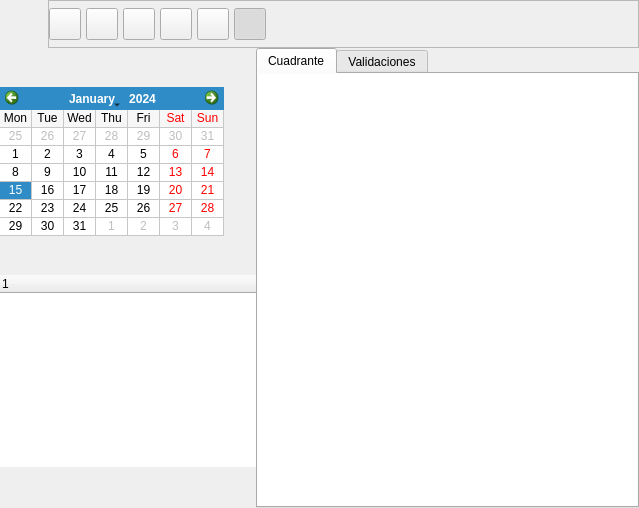
Above: bulmages/bulmafact/plugins/plugincuadrante/cuadrantediariobase.ui from eboladev/Bulmages-1 before the change. Below: the same form after it.
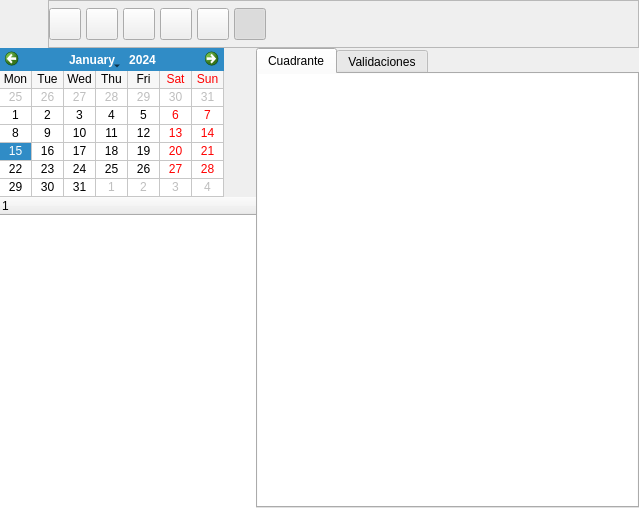
That is the form after the change. The open tabs and pages were chosen to show the change. Icons and pictures are not drawn. Custom widgets are drawn as their Qt base class.

Patch:
```diff
--- a/bulmages/bulmafact/plugins/plugincuadrante/cuadrantediariobase.ui
+++ b/bulmages/bulmafact/plugins/plugincuadrante/cuadrantediariobase.ui
@@ -20,7 +20,19 @@
    <property name="margin" >
     <number>0</number>
    </property>
-   <property name="spacing" >
+   <property name="topMargin" >
+    <number>0</number>
+   </property>
+   <property name="rightMargin" >
+    <number>0</number>
+   </property>
+   <property name="bottomMargin" >
+    <number>0</number>
+   </property>
+   <property name="horizontalSpacing" >
+    <number>0</number>
+   </property>
+   <property name="verticalSpacing" >
     <number>0</number>
    </property>
    <item row="1" column="1" >
@@ -80,9 +92,7 @@
    <item row="1" column="0" >
     <widget class="QFrame" name="frame_2" >
      <property name="sizePolicy" >
-      <sizepolicy>
-       <hsizetype>0</hsizetype>
-       <vsizetype>7</vsizetype>
+      <sizepolicy vsizetype="Expanding" hsizetype="Fixed" >
        <horstretch>0</horstretch>
        <verstretch>0</verstretch>
       </sizepolicy>
@@ -103,9 +113,7 @@
       <item>
        <widget class="QCalendarWidget" name="mui_calendario" >
         <property name="sizePolicy" >
-         <sizepolicy>
-          <hsizetype>0</hsizetype>
-          <vsizetype>0</vsizetype>
+         <sizepolicy vsizetype="Fixed" hsizetype="Fixed" >
           <horstretch>0</horstretch>
           <verstretch>0</verstretch>
          </sizepolicy>
@@ -127,9 +135,7 @@
       <item>
        <widget class="CuadranteQTreeWidget" name="mui_listtrabajadores" >
         <property name="sizePolicy" >
-         <sizepolicy>
-          <hsizetype>0</hsizetype>
-          <vsizetype>0</vsizetype>
+         <sizepolicy vsizetype="Expanding" hsizetype="Fixed" >
           <horstretch>0</horstretch>
           <verstretch>0</verstretch>
          </sizepolicy>
```
Left out of the diff: 90 changed lines with no effect on the pictures.
